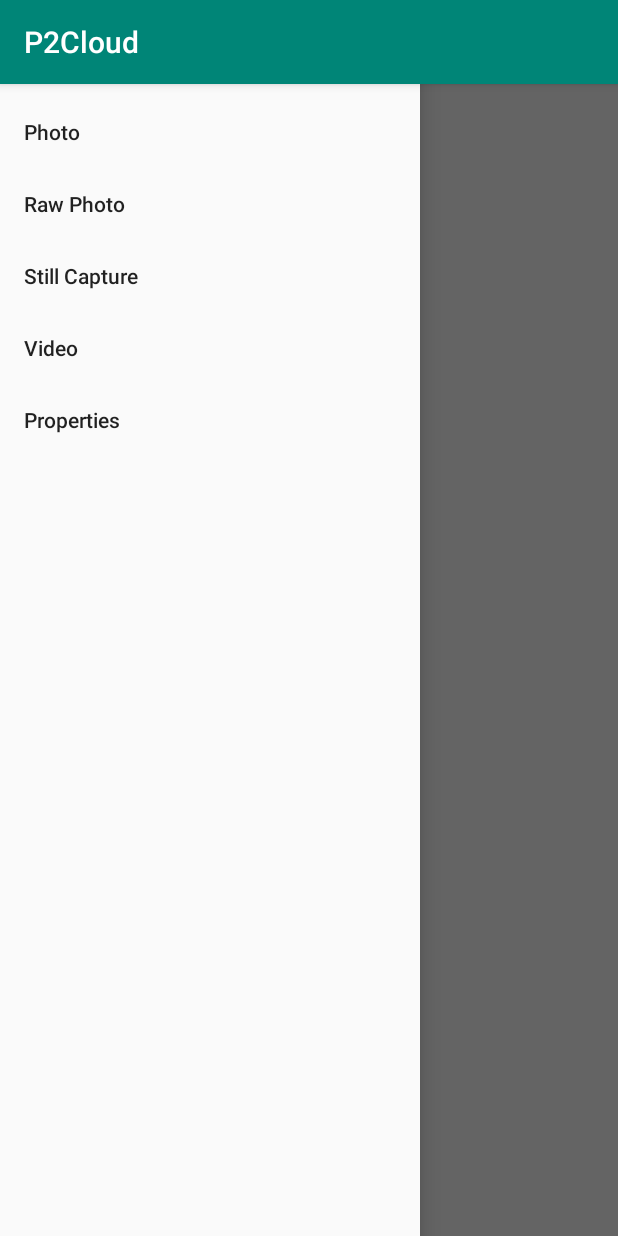
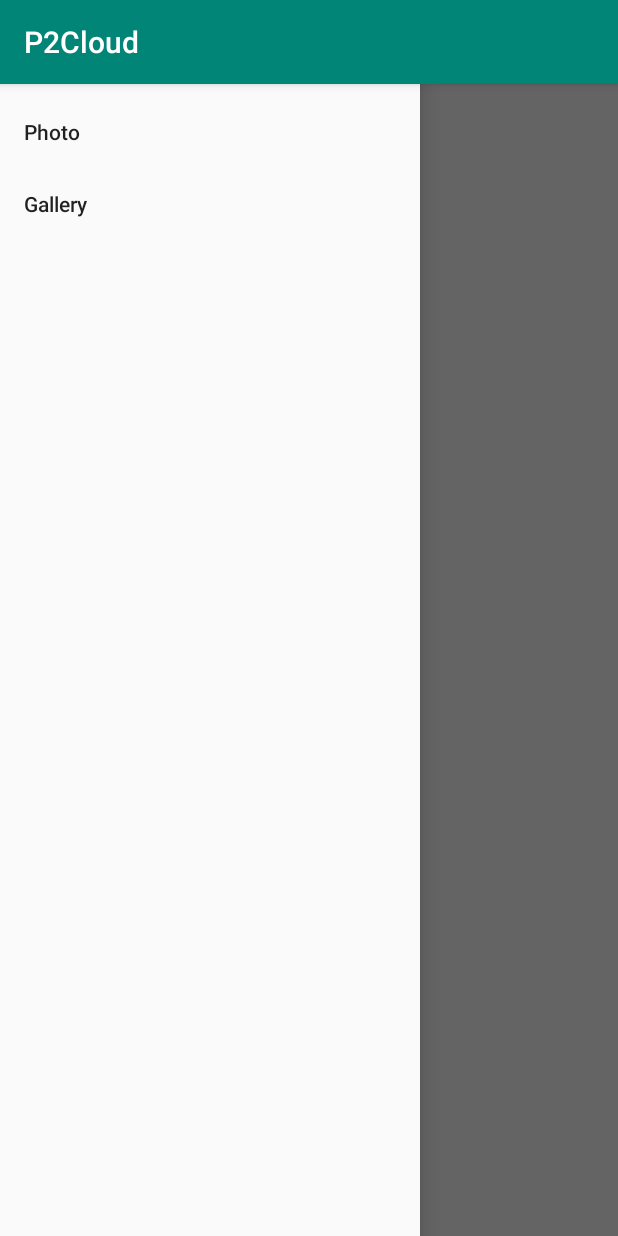
Before and after one commit to yoguz/P2Cloud, an Android app: the CameraActivity screen opened directly, with no data from a screen before it, with the side drawer open, on a phone screen of 412 x 824 dp. Run offline under Robolectric (Android 15) with nearby library versions, the phone set to English and light mode, and no system bars.

Commit message:
Gallery Interface Introduces

```diff
--- a/app/src/main/AndroidManifest.xml
+++ b/app/src/main/AndroidManifest.xml
@@ -8,6 +8,7 @@
         android:name="android.hardware.camera"
         android:required="true"/>
     <uses-permission android:name="android.permission.WRITE_EXTERNAL_STORAGE"/>
+    <uses-permission android:name="android.permission.READ_EXTERNAL_STORAGE"/>
     <uses-permission android:name="android.permission.INTERNET"/>
     <uses-permission android:name="android.permission.ACCESS_NETWORK_STATE" />
 
@@ -29,6 +30,8 @@
         </activity>
         <activity android:name=".ui.main.CameraActivity">
         </activity>
+        <activity android:name=".ui.main.GalleryActivity">
+        </activity>
     </application>
 
 </manifest>
--- a/app/src/main/java/com/etuproject/p2cloud/ui/main/CameraActivity.java
+++ b/app/src/main/java/com/etuproject/p2cloud/ui/main/CameraActivity.java
@@ -48,12 +48,12 @@ import java.util.Collections;
 import java.util.List;
 
 import com.etuproject.p2cloud.R;
-import com.etuproject.p2cloud.utils.Dropbox;
+import com.etuproject.p2cloud.utils.CompareSizesByArea;
+import com.etuproject.p2cloud.utils.cloud.Dropbox;
 import com.google.android.material.navigation.NavigationView;
 
 public class CameraActivity extends AppCompatActivity {
 
-    private ArrayList<Size> resolutions;
     private String camId = "none";
     private DrawerLayout mDrawerLayout;
     private final String TAG = "AndroidCameraApi";
@@ -87,7 +87,6 @@ public class CameraActivity extends AppCompatActivity {
         textureView.setSurfaceTextureListener(textureListener);
         Button takePictureButton = findViewById(R.id.btn_take);
         assert takePictureButton != null;
-        resolutions = new ArrayList<>();
         takePictureButton.setOnClickListener(new View.OnClickListener() {
             @Override
             public void onClick(View v) {
@@ -108,6 +107,9 @@ public class CameraActivity extends AppCompatActivity {
                         mDrawerLayout.closeDrawers();
                         if (menuItem.getTitle().toString().equals("Photo")) {
                             startActivity(new Intent(CameraActivity.this, CameraActivity.class));
+                        } else if (menuItem.getTitle().toString().equals("Gallery")) {
+                            closeCamera();
+                            startActivity(new Intent(CameraActivity.this, GalleryActivity.class));
                         }
                         return true;
                     }
--- a/app/src/main/java/com/etuproject/p2cloud/ui/main/CompareSizesByArea.java
+++ b/app/src/main/java/com/etuproject/p2cloud/utils/CompareSizesByArea.java
@@ -1,4 +1,4 @@
-package com.etuproject.p2cloud.ui.main;
+package com.etuproject.p2cloud.utils;
 
 /**
  * Created by MesutKutlu on 10.03.2018.
--- a/app/src/main/java/com/etuproject/p2cloud/utils/Google.java
+++ /dev/null
@@ -1,4 +0,0 @@
-package com.etuproject.p2cloud.utils;
-
-public class Google {
-}
--- a/app/src/main/java/com/etuproject/p2cloud/utils/Dropbox.java
+++ b/app/src/main/java/com/etuproject/p2cloud/utils/cloud/Dropbox.java
@@ -1,4 +1,4 @@
-package com.etuproject.p2cloud.utils;
+package com.etuproject.p2cloud.utils.cloud;
 
 import com.dropbox.core.DbxException;
 import com.dropbox.core.DbxRequestConfig;
@@ -7,13 +7,11 @@ import com.dropbox.core.v2.files.FileMetadata;
 import com.dropbox.core.v2.files.ListFolderResult;
 import com.dropbox.core.v2.files.Metadata;
 import com.dropbox.core.v2.files.UploadErrorException;
-import com.dropbox.core.v2.users.FullAccount;
 
 import java.io.FileInputStream;
 import java.io.FileNotFoundException;
 import java.io.IOException;
 import java.io.InputStream;
-import java.util.ArrayList;
 import java.util.List;
 
 public class Dropbox {
--- /dev/null
+++ b/app/src/main/java/com/etuproject/p2cloud/utils/cloud/Google.java
@@ -0,0 +1,4 @@
+package com.etuproject.p2cloud.utils.cloud;
+
+public class Google {
+}
--- a/app/src/main/res/menu/drawer_view.xml
+++ b/app/src/main/res/menu/drawer_view.xml
@@ -5,16 +5,7 @@
             android:id="@+id/nav_camera"
             android:title="@string/photo" />
         <item
-            android:id="@+id/nav_raw"
-            android:title="@string/rawPhoto" />
-        <item
-            android:id="@+id/still_cap"
-            android:title="@string/stillCap" />
-        <item
-            android:id="@+id/nav_video"
-            android:title="@string/video" />
-        <item
             android:id="@+id/nav_properties"
-            android:title="@string/properties" />
+            android:title="@string/gallery" />
     </group>
 </menu>
--- a/app/src/main/res/values/strings.xml
+++ b/app/src/main/res/values/strings.xml
@@ -11,10 +11,8 @@
     <string name="login_failed">"Login failed"</string>
     <string name="take_picture">Take picture</string>
     <string name="record">Record</string>
-    <string name="video">Video</string>
     <string name="photo">Photo</string>
-    <string name="rawPhoto">Raw Photo</string>
-    <string name="properties">Properties</string>
+    <string name="gallery">Gallery</string>
     <string name="stop">Stop</string>
     <string name="description_info">Info</string>
     <string name="permission_request">This sample needs permission for camera and audio recording.</string>
```
Also changed, not shown: app/src/main/java/com/etuproject/p2cloud/data/model/Image.java (added, +25 -0 lines), app/src/main/java/com/etuproject/p2cloud/ui/main/GalleryActivity.java (added, +74 -0 lines), app/src/main/java/com/etuproject/p2cloud/ui/main/GalleryAdapter.java (added, +54 -0 lines), app/src/main/res/layout/activity_gallery.xml (added, +28 -0 lines), app/src/main/res/layout/cell_layout.xml (added, +19 -0 lines).
